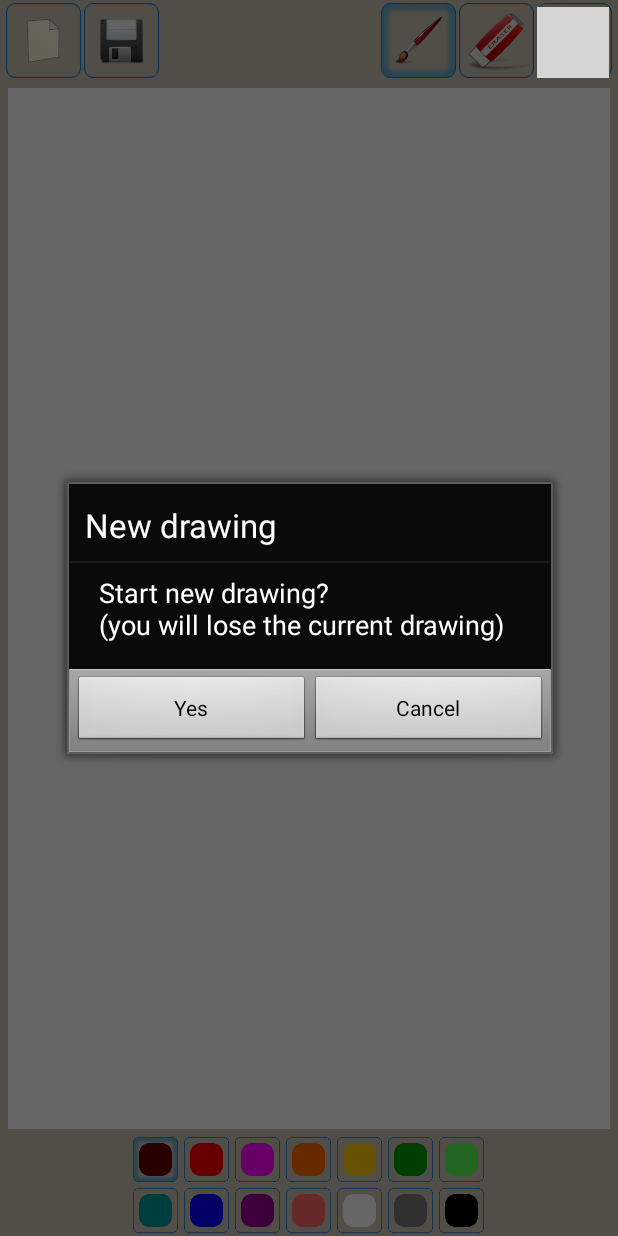
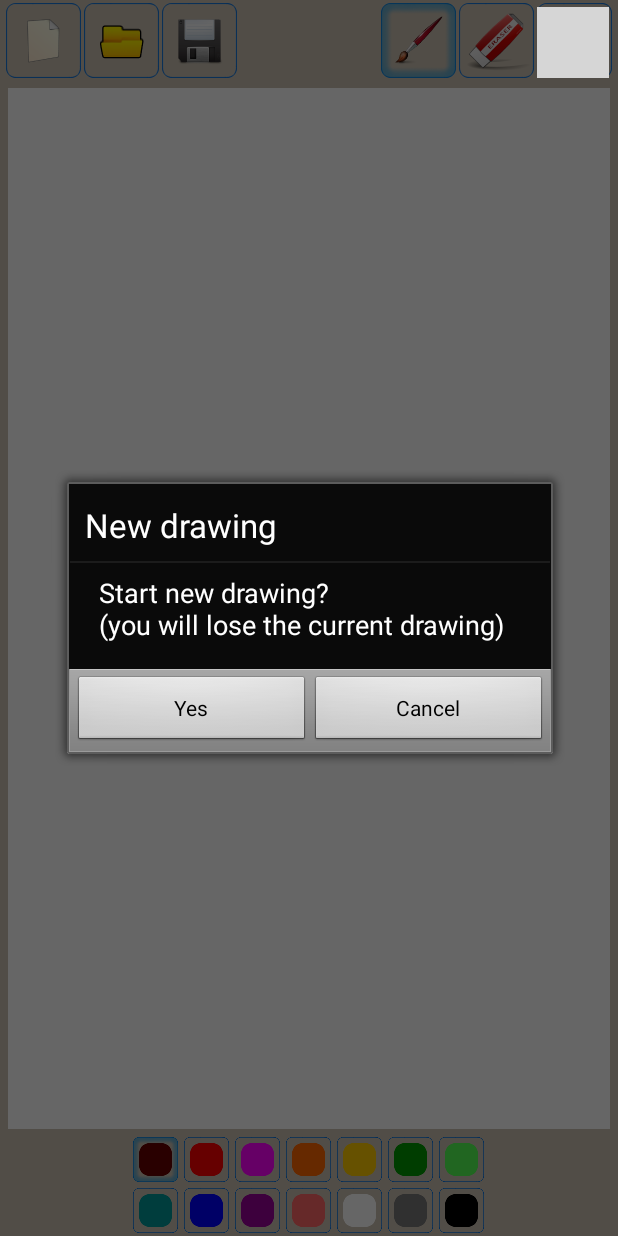
Before and after one commit to hcsmatti/SimpleKidsDraw, an Android app: the screen it shows after launch (MainActivity), after a tap on "New", on a phone screen of 412 x 824 dp. Run offline under Robolectric (Android 15) with nearby library versions, the phone set to English and light mode, and no system bars; grey boxes are pictures that could not be loaded.

Commit message:
Open btn rozpracovano

```diff
--- a/app/src/main/java/cz/hcs/app/simpledrawforkids/MainActivity.java
+++ b/app/src/main/java/cz/hcs/app/simpledrawforkids/MainActivity.java
@@ -19,7 +19,7 @@ import static cz.hcs.app.simpledrawforkids.R.id.stroke_btn;
 import static cz.hcs.app.simpledrawforkids.R.id.stroke_layout;
 
 public class MainActivity extends Activity implements OnClickListener {
-    private ImageButton currPaint, drawBtn, eraseBtn, newBtn, saveBtn, strokeBtn;
+    private ImageButton currPaint, drawBtn, eraseBtn, newBtn, saveBtn, openBtn, strokeBtn;
     private Layout strokeLayout;
     private float smallBrush, mediumBrush, largeBrush;
     private DrawingView drawView;
@@ -41,6 +41,8 @@ public class MainActivity extends Activity implements OnClickListener {
         drawView.setBrushSize(mediumBrush);
         newBtn = (ImageButton) findViewById(R.id.new_btn);
         newBtn.setOnClickListener(this);
+        openBtn = (ImageButton) findViewById(R.id.open_btn);
+        openBtn.setOnClickListener(this);
         saveBtn = (ImageButton) findViewById(R.id.save_btn);
         saveBtn.setOnClickListener(this);
         strokeBtn = (ImageButton) findViewById(stroke_btn);
--- a/app/src/main/res/layout/activity_main.xml
+++ b/app/src/main/res/layout/activity_main.xml
@@ -37,6 +37,17 @@
                         android:adjustViewBounds="true"
                         android:background="@drawable/new_default"
                         android:contentDescription="@string/start_new" />
+
+                    <ImageButton
+                        android:id="@+id/open_btn"
+                        android:layout_width="50dp"
+                        android:layout_height="50dp"
+                        android:layout_marginBottom="0dp"
+                        android:layout_marginLeft="2dp"
+                        android:layout_marginTop="2dp"
+                        android:adjustViewBounds="true"
+                        android:background="@drawable/folder_open_icon"
+                        android:contentDescription="@string/open" />
 
                     <ImageButton
                         android:id="@+id/save_btn"
@@ -116,7 +127,8 @@
                 android:layout_marginRight="5dp"
                 android:layout_marginTop="3dp"
                 android:layout_weight="1"
-                android:background="#FFFFFFFF" />
+                android:background="#FFFFFFFF"
+                />
 
             <LinearLayout
                 android:layout_width="wrap_content"
--- a/app/src/main/res/values/strings.xml
+++ b/app/src/main/res/values/strings.xml
@@ -21,4 +21,5 @@
     <string name="save_failed">Oops! Image could not be saved.</string>
     <string name="stroke_size">Tool thickness:</string>
     <string name="stroke">Thickness</string>
+    <string name="open">Open</string>
 </resources>
--- a/build.gradle
+++ b/build.gradle
@@ -4,7 +4,7 @@ buildscript {
         mavenCentral()
     }
     dependencies {
-        classpath 'com.android.tools.build:gradle:0.12.+'
+        classpath 'com.android.tools.build:gradle:1.0.0'
 
         // NOTE: Do not place your application dependencies here; they belong
         // in the individual module build.gradle files
```
Also changed, not shown: app/build.gradle (+6 -6 lines), app/src/main/res/drawable-hdpi/folder_open_icon.9.png (added), app/src/main/res/drawable-mdpi/folder_open_icon.9.png (added), app/src/main/res/drawable-xhdpi/folder_open_icon.9.png (added), app/src/main/res/drawable-xxhdpi/folder_open_icon.9.png (added), gradle/wrapper/gradle-wrapper.properties, 3 other files.
